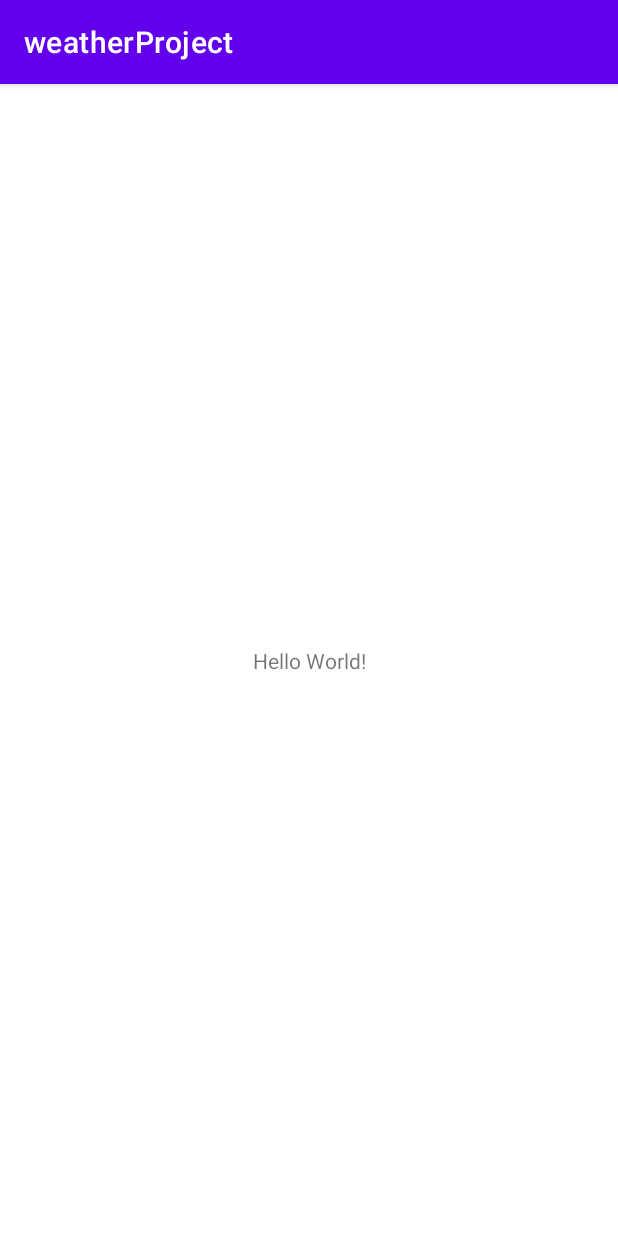
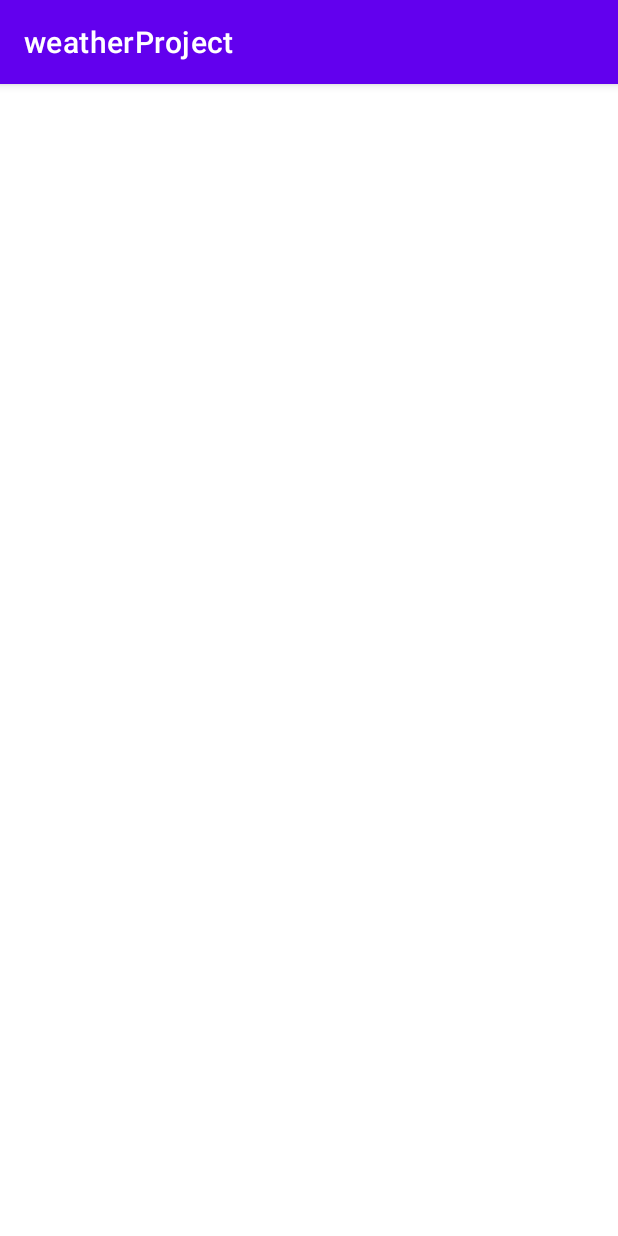
Before and after one commit to Yury03/weatherProject, an Android app: the screen it shows after launch (MainActivity), on a phone screen of 412 x 824 dp. Run offline under Robolectric (Android 15) with nearby library versions, the phone set to English and light mode, and no system bars.

```diff
--- a/app/src/main/AndroidManifest.xml
+++ b/app/src/main/AndroidManifest.xml
@@ -2,7 +2,7 @@
 <manifest xmlns:android="http://schemas.android.com/apk/res/android"
           xmlns:tools="http://schemas.android.com/tools"
           package="com.example.weatherproject">
-
+    <uses-permission android:name="android.permission.INTERNET"/>
     <application
             android:allowBackup="true"
             android:dataExtractionRules="@xml/data_extraction_rules"
@@ -11,6 +11,7 @@
             android:label="@string/app_name"
             android:roundIcon="@mipmap/ic_launcher_round"
             android:supportsRtl="true"
+
             android:theme="@style/Theme.WeatherProject"
             tools:targetApi="31">
         <activity
--- a/app/src/main/res/layout/activity_main.xml
+++ b/app/src/main/res/layout/activity_main.xml
@@ -5,14 +5,4 @@
         xmlns:app="http://schemas.android.com/apk/res-auto"
         android:layout_width="match_parent"
         android:layout_height="match_parent"
-        tools:context=".MainActivity">
-    <TextView
-            android:layout_width="wrap_content"
-            android:layout_height="wrap_content"
-            android:text="Hello World!"
-            app:layout_constraintBottom_toBottomOf="parent"
-            app:layout_constraintStart_toStartOf="parent"
-            app:layout_constraintEnd_toEndOf="parent"
-            app:layout_constraintTop_toTopOf="parent"/>
-
-</androidx.constraintlayout.widget.ConstraintLayout>
+        tools:context=".MainActivity"/>
```
Also changed, not shown: 1 other file.
